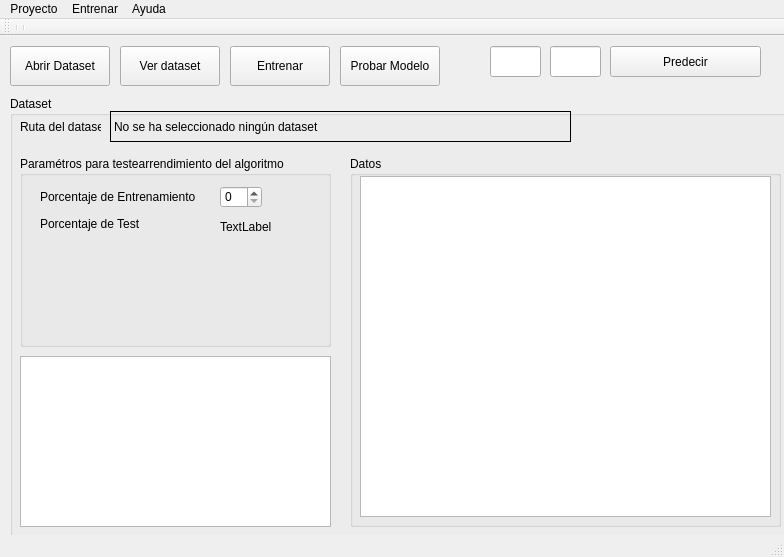
hectornauta/kavecinos, file src/UI/QT_Main.ui: the form before one commit.
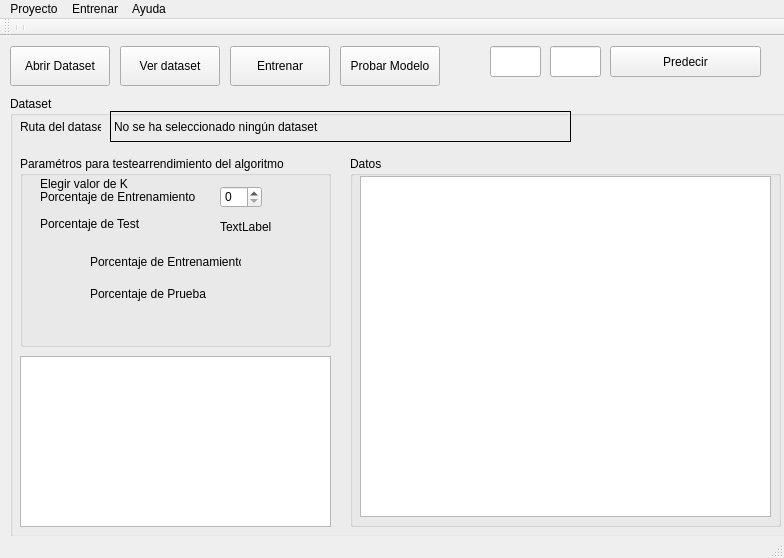
The form after the commit.

Commit message: labels agregados

```diff
--- a/src/UI/QT_Main.ui
+++ b/src/UI/QT_Main.ui
@@ -7,7 +7,7 @@
     <x>0</x>
     <y>0</y>
     <width>784</width>
-    <height>557</height>
+    <height>558</height>
    </rect>
   </property>
   <property name="windowTitle">
@@ -122,6 +122,45 @@
        <string>TextLabel</string>
       </property>
      </widget>
+     <widget class="QLabel" name="labelTrain">
+      <property name="geometry">
+       <rect>
+        <x>70</x>
+        <y>90</y>
+        <width>151</width>
+        <height>31</height>
+       </rect>
+      </property>
+      <property name="text">
+       <string>Porcentaje de Entrenamiento</string>
+      </property>
+     </widget>
+     <widget class="QLabel" name="labelTest">
+      <property name="geometry">
+       <rect>
+        <x>70</x>
+        <y>130</y>
+        <width>131</width>
+        <height>16</height>
+       </rect>
+      </property>
+      <property name="text">
+       <string>Porcentaje de Prueba</string>
+      </property>
+     </widget>
+     <widget class="QLabel" name="labelK">
+      <property name="geometry">
+       <rect>
+        <x>20</x>
+        <y>20</y>
+        <width>91</width>
+        <height>16</height>
+       </rect>
+      </property>
+      <property name="text">
+       <string>Elegir valor de K</string>
+      </property>
+     </widget>
     </widget>
     <widget class="QGroupBox" name="groupBox_3">
      <property name="geometry">
```
Left out of the diff: 3 changed lines with no effect on the pictures. The commit also changes 3 other files.
